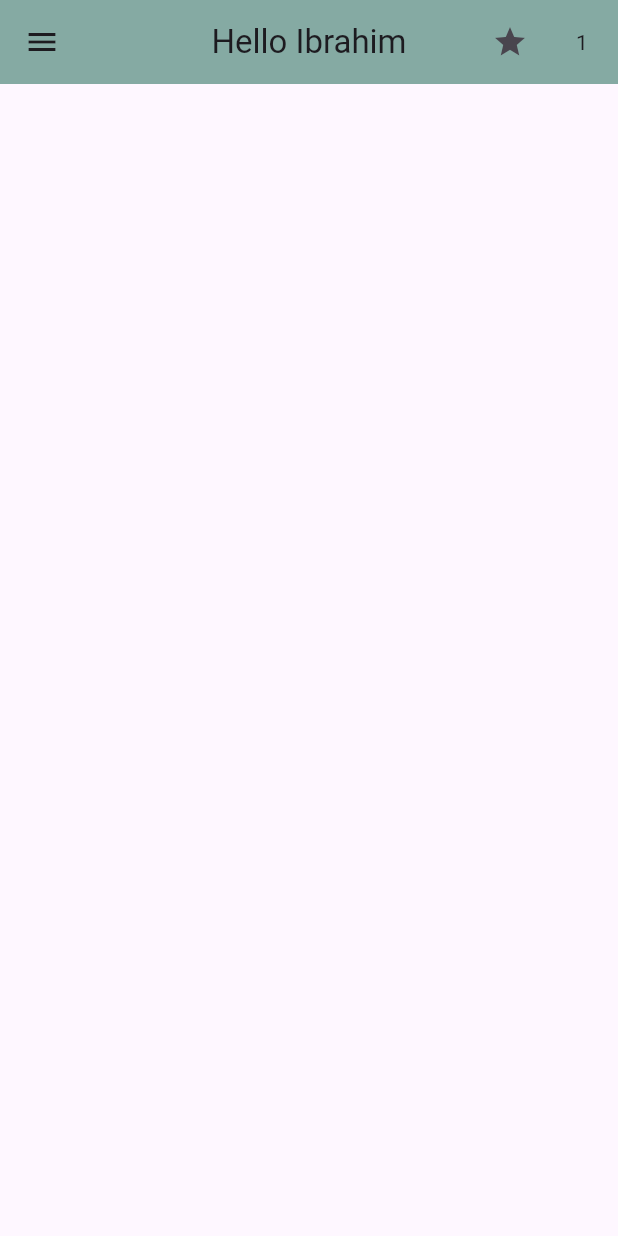
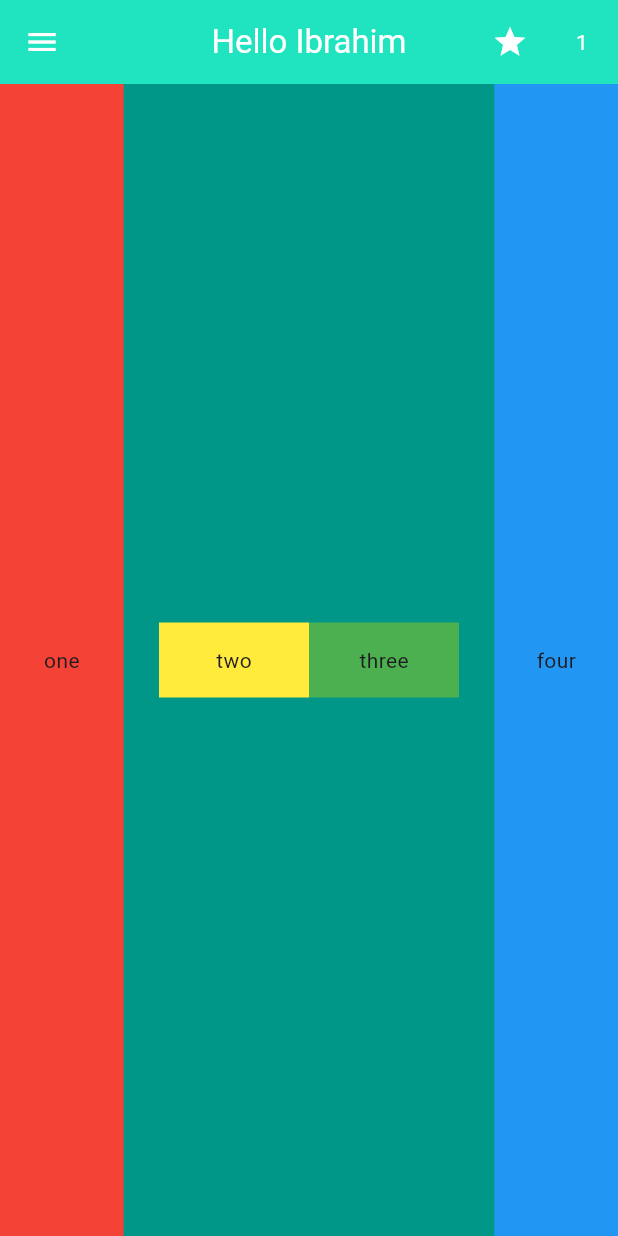
Before and after one commit to ibrahimeltbakh/FlutterApp1, a Flutter app: the screen it shows after launch, on a phone screen of 412 x 824 dp. Run offline on Flutter 3.47's test engine with Material 3 defaults, Android fonts, the phone set to English and light mode, and no system bars.

Commit message:
update home screen

```diff
--- a/lib/home_screen.dart
+++ b/lib/home_screen.dart
@@ -13,9 +13,10 @@ class _HomeScreenState extends State<HomeScreen> {
   Widget build(BuildContext context) {
     return Scaffold(
       appBar: AppBar(
-        backgroundColor: Color(0xff85AAA3),
-        leading: Icon(Icons.menu),
-        title: Text("Hello Ibrahim"),
+        backgroundColor: Color.fromARGB(255, 32, 228, 192),
+
+        leading: Icon(Icons.menu, color: Colors.white),
+        title: Text("Hello Ibrahim", style: TextStyle(color: Colors.white)),
         centerTitle: true,
         actions: [
           IconButton(
@@ -24,10 +25,62 @@ class _HomeScreenState extends State<HomeScreen> {
                 counter++;
               });
             },
-            icon: Icon(Icons.star),
+            icon: Icon(Icons.star, color: Colors.white),
           ),
-          IconButton(onPressed: () {}, icon: Text('$counter')),
+          IconButton(
+            onPressed: () {},
+            icon: Text('$counter', style: TextStyle(color: Colors.white)),
+          ),
         ],
+      ),
+
+      body: Container(
+        width: double.infinity,
+        height: double.infinity,
+        color: Colors.teal,
+        child: Row(
+          children: [
+            Expanded(
+              flex: 1,
+              child: Container(
+                color: Colors.red,
+                child: Center(child: Text("one")),
+              ),
+            ),
+            Expanded(
+              flex: 3,
+              child: Column(
+                mainAxisAlignment: MainAxisAlignment.center,
+                children: [
+                  Row(
+                    mainAxisAlignment: MainAxisAlignment.center,
+                    children: [
+                      Container(
+                        width: 100,
+                        height: 50,
+                        color: Colors.yellow,
+                        child: Center(child: Text("two")),
+                      ),
+                      Container(
+                        width: 100,
+                        height: 50,
+                        color: Colors.green,
+                        child: Center(child: Text("three")),
+                      ),
+                    ],
+                  ),
+                ],
+              ),
+            ),
+            Expanded(
+              flex: 1,
+              child: Container(
+                color: Colors.blue,
+                child: Center(child: Text("four")),
+              ),
+            ),
+          ],
+        ),
       ),
     );
   }
```
